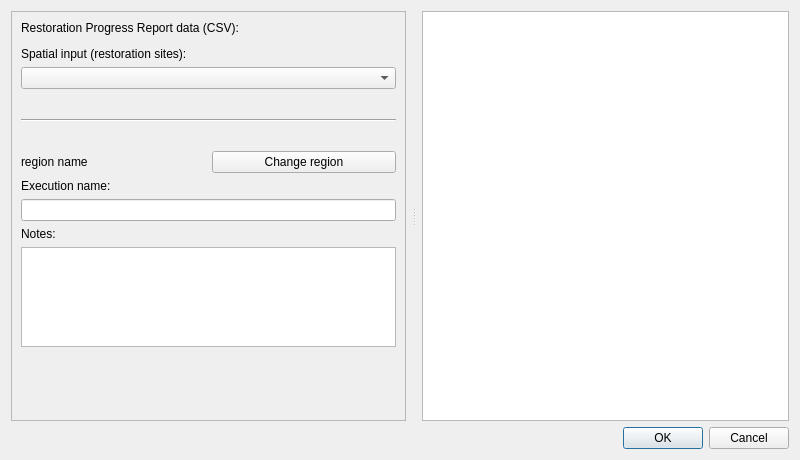
Qt form LDMP/gui/DlgEcosystemReportingRestorationProgress.ui (ConservationInternational/trends.earth) before a commit.
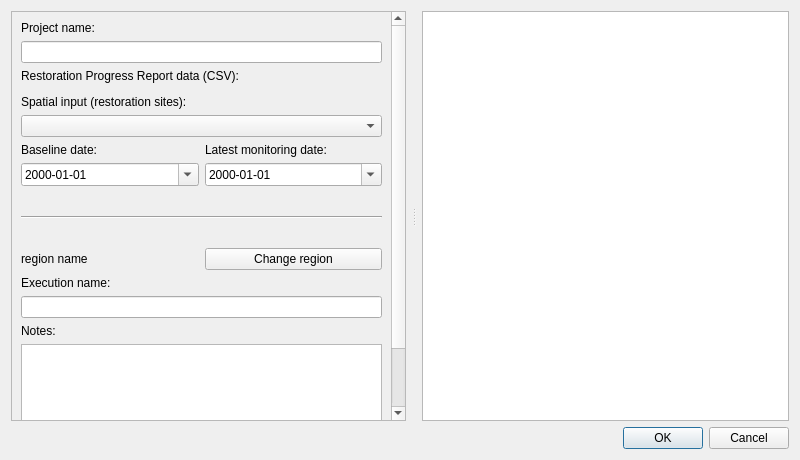
The same form after that commit. Custom widgets are drawn as their Qt base class.

Commit message: Add project name

What changed in the file:
```diff
--- a/LDMP/gui/DlgEcosystemReportingRestorationProgress.ui
+++ b/LDMP/gui/DlgEcosystemReportingRestorationProgress.ui
@@ -48,6 +48,29 @@
         </rect>
        </property>
        <layout class="QVBoxLayout" name="verticalLayout_2">
+        <item>
+         <widget class="QLabel" name="project_name_la">
+          <property name="sizePolicy">
+           <sizepolicy hsizetype="Preferred" vsizetype="Fixed">
+            <horstretch>0</horstretch>
+            <verstretch>0</verstretch>
+           </sizepolicy>
+          </property>
+          <property name="toolTip">
+           <string>Name of the project, the reporting scope of the report.</string>
+          </property>
+          <property name="text">
+           <string>Project name:</string>
+          </property>
+         </widget>
+        </item>
+        <item>
+         <widget class="QLineEdit" name="project_name_le">
+          <property name="toolTip">
+           <string>Name of the project, the reporting scope of the report.</string>
+          </property>
+         </widget>
+        </item>
         <item>
          <widget class="QLabel" name="data_csv_la">
           <property name="sizePolicy">
@@ -112,6 +135,88 @@
           </property>
          </widget>
         </item>
+        <item>
+         <layout class="QHBoxLayout" name="reporting_period_layout">
+          <item>
+           <layout class="QVBoxLayout" name="baseline_date_layout">
+            <item>
+             <widget class="QLabel" name="baseline_date_la">
+              <property name="sizePolicy">
+               <sizepolicy hsizetype="Preferred" vsizetype="Fixed">
+                <horstretch>0</horstretch>
+                <verstretch>0</verstretch>
+               </sizepolicy>
+              </property>
+              <property name="toolTip">
+               <string>Start date of the reporting period of the report.</string>
+              </property>
+              <property name="text">
+               <string>Baseline date:</string>
+              </property>
+             </widget>
+            </item>
+            <item>
+             <widget class="QDateEdit" name="baseline_date_de">
+              <property name="sizePolicy">
+               <sizepolicy hsizetype="Expanding" vsizetype="Fixed">
+                <horstretch>0</horstretch>
+                <verstretch>0</verstretch>
+               </sizepolicy>
+              </property>
+              <property name="toolTip">
+               <string>Start date of the reporting period of the report.</string>
+              </property>
+              <property name="displayFormat">
+               <string>yyyy-MM-dd</string>
+              </property>
+              <property name="calendarPopup">
+               <bool>true</bool>
+              </property>
+             </widget>
+            </item>
+           </layout>
+          </item>
+          <item>
+           <layout class="QVBoxLayout" name="latest_monitoring_date_layout">
+            <item>
+             <widget class="QLabel" name="latest_monitoring_date_la">
+              <property name="sizePolicy">
+               <sizepolicy hsizetype="Preferred" vsizetype="Fixed">
+                <horstretch>0</horstretch>
+                <verstretch>0</verstretch>
+               </sizepolicy>
+              </property>
+              <property name="toolTip">
+               <string>End date of the reporting period of the report, the date of the latest monitoring.</string>
+              </property>
+              <property name="text">
+               <string>Latest monitoring date:</string>
+              </property>
+             </widget>
+            </item>
+            <item>
+             <widget class="QDateEdit" name="latest_monitoring_date_de">
+              <property name="sizePolicy">
+               <sizepolicy hsizetype="Expanding" vsizetype="Fixed">
+                <horstretch>0</horstretch>
+                <verstretch>0</verstretch>
+               </sizepolicy>
+              </property>
+              <property name="toolTip">
+               <string>End date of the reporting period of the report, the date of the latest monitoring.</string>
+              </property>
+              <property name="displayFormat">
+               <string>yyyy-MM-dd</string>
+              </property>
+              <property name="calendarPopup">
+               <bool>true</bool>
+              </property>
+             </widget>
+            </item>
+           </layout>
+          </item>
+         </layout>
+        </item>
         <item>
          <widget class="Line" name="line">
           <property name="minimumSize">
```
The commit also changes 3 other files.
